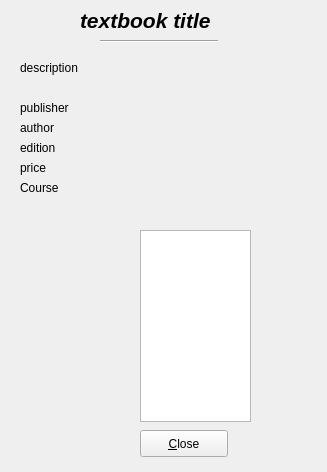
Before: the Qt Designer form D4_TeamJava/cuTPS_gui/TextbookDetailsWindow.ui in AnkushVarshneya/CUTPS, drawn with Qt 5.
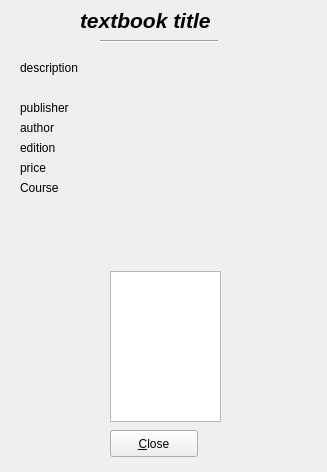
After: the same form once the commit is applied.

What changed in the file:
```diff
--- a/D4_TeamJava/cuTPS_gui/TextbookDetailsWindow.ui
+++ b/D4_TeamJava/cuTPS_gui/TextbookDetailsWindow.ui
@@ -16,7 +16,7 @@
   <widget class="QPushButton" name="closeOption">
    <property name="geometry">
     <rect>
-     <x>140</x>
+     <x>110</x>
      <y>430</y>
      <width>88</width>
      <height>27</height>
@@ -29,10 +29,10 @@
   <widget class="QTreeView" name="chaptersAndSectionsTreeView">
    <property name="geometry">
     <rect>
-     <x>140</x>
-     <y>230</y>
+     <x>110</x>
+     <y>271</y>
      <width>111</width>
-     <height>192</height>
+     <height>151</height>
     </rect>
    </property>
   </widget>
```
